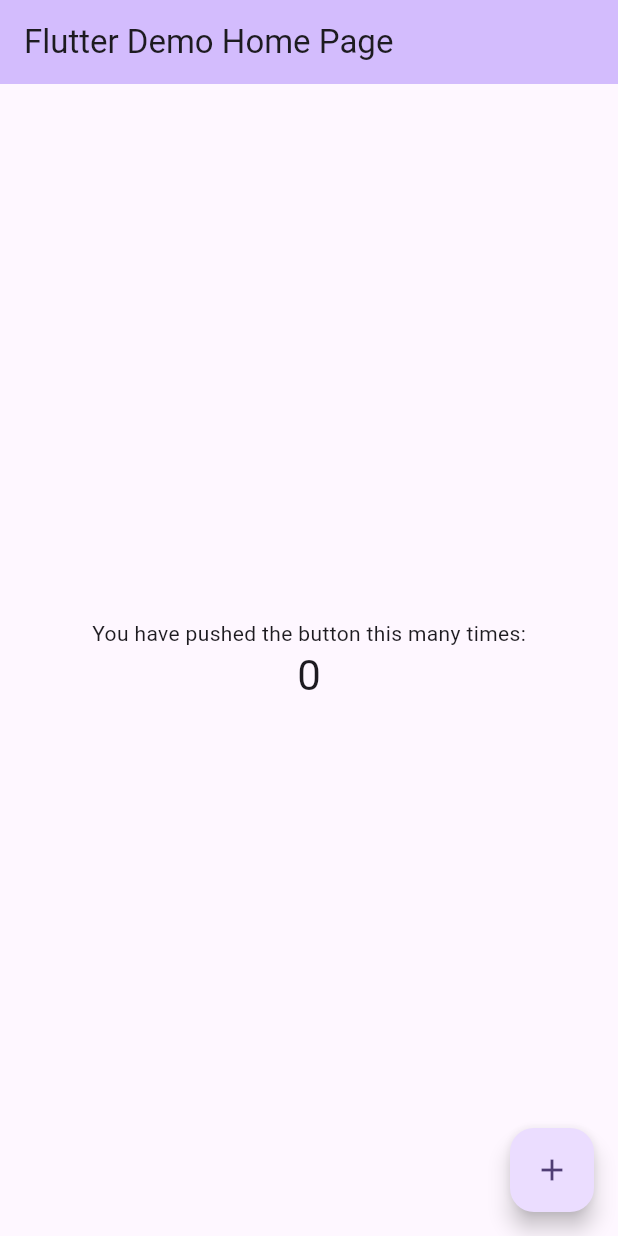
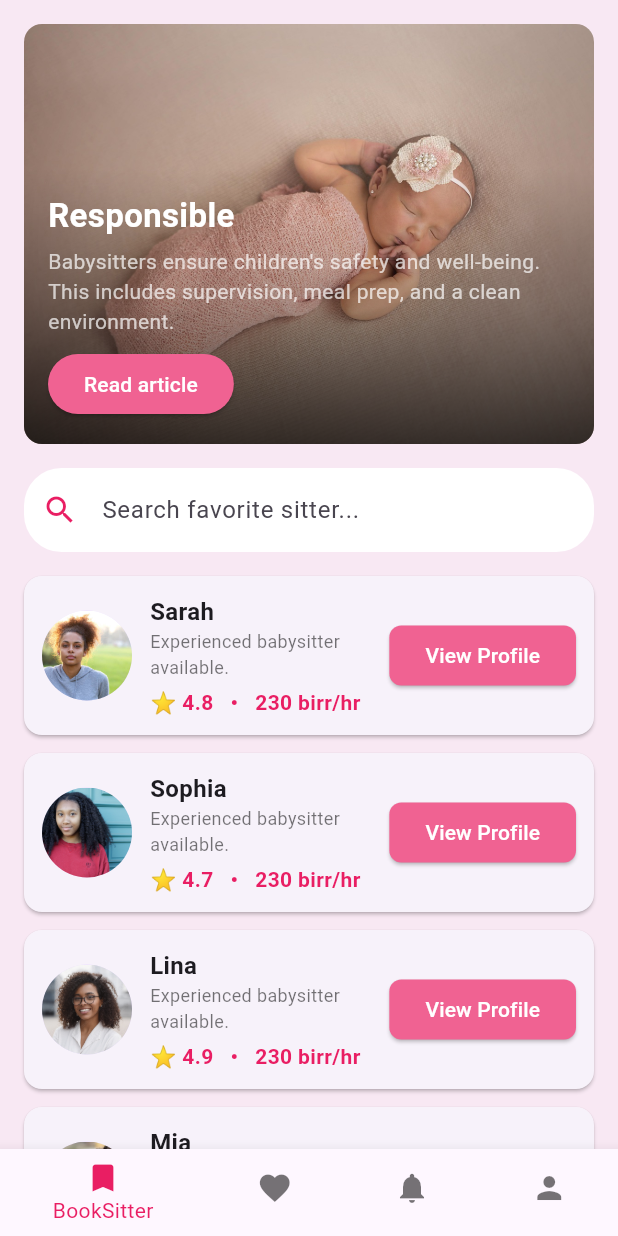
Before and after one commit to Tebibu123321/Tikuretbabysitting, a Flutter app: the screen it shows after launch, on a phone screen of 412 x 824 dp. Run offline on Flutter 3.47's test engine with Material 3 defaults, Android fonts, the light colour scheme and no system bars.

Commit message:
first commit

```diff
--- /dev/null
+++ b/lib/home.dart
@@ -0,0 +1,194 @@
+import 'package:flutter/material.dart';
+
+
+class Home extends StatelessWidget {
+  const Home({super.key});
+
+  @override
+  Widget build(BuildContext context) {
+    return Scaffold(
+      backgroundColor: const Color(0xFFF8E8F3), // Light pink background
+      bottomNavigationBar: _buildBottomNavigationBar(),
+      body: SingleChildScrollView(
+        child: Column(
+          crossAxisAlignment: CrossAxisAlignment.start,
+          children: [
+            _buildHeader(),
+            _buildSearchBar(),
+            _buildSitterList(),
+          ],
+        ),
+      ),
+    );
+  }
+
+  // Header section with baby image and text
+  Widget _buildHeader() {
+  return Padding(
+    padding: const EdgeInsets.all(16.0),
+    child: ClipRRect(
+      borderRadius: BorderRadius.circular(12),
+      child: Stack(
+        alignment: Alignment.bottomLeft,
+        children: [
+          Image.asset(
+            'img/newborn.jpg',
+            fit: BoxFit.cover,
+            width: double.infinity,
+            height: 280,
+          ),
+          Container(
+            width: double.infinity,
+            padding: const EdgeInsets.all(16.0),
+            decoration: BoxDecoration(
+              gradient: LinearGradient(
+                begin: Alignment.bottomCenter,
+                end: Alignment.topCenter,
+                colors: [
+                  Colors.black.withOpacity(0.7),
+                  Colors.black.withOpacity(0.3),
+                  Colors.transparent,
+                ],
+              ),
+            ),
+            child: Column(
+              crossAxisAlignment: CrossAxisAlignment.start,
+              mainAxisSize: MainAxisSize.min,
+              children: [
+                const Text(
+                  "Responsible",
+                  style: TextStyle(
+                    fontSize: 22,
+                    fontWeight: FontWeight.bold,
+                    color: Colors.white,
+                  ),
+                ),
+                const SizedBox(height: 5),
+                const Text(
+                  "Babysitters ensure children's safety and well-being. This includes supervision, meal prep, and a clean environment.",
+                  style: TextStyle(fontSize: 14, color: Colors.white70),
+                ),
+                const SizedBox(height: 8),
+                ElevatedButton(
+                  onPressed: () {},
+                  style: ElevatedButton.styleFrom(
+                    backgroundColor: Colors.pink.shade300,
+                    foregroundColor: Colors.white,
+                  ),
+                  child: const Text("Read article"),
+                ),
+              ],
+            ),
+          ),
+        ],
+      ),
+    ),
+  );
+}
+
+  // Search bar widget
+  Widget _buildSearchBar() {
+    return Padding(
+      padding: const EdgeInsets.symmetric(horizontal: 16.0),
+      child: TextField(
+        decoration: InputDecoration(
+          filled: true,
+          fillColor: Colors.white,
+          prefixIcon: const Icon(Icons.search, color: Colors.pink),
+          hintText: "Search favorite sitter...",
+          border: OutlineInputBorder(
+            borderRadius: BorderRadius.circular(25),
+            borderSide: BorderSide.none,
+          ),
+        ),
+      ),
+    );
+  }
+
+  // Babysitter list
+  Widget _buildSitterList() {
+    List<Map<String, dynamic>> sitters = [
+      {"name": "Sarah", "rating": 4.8, "image": "img/istockphoto-478803372-612x612.jpg"},
+      {"name": "Sophia", "rating": 4.7, "image": "img/SAKARA.jpg"},
+      {"name": "Lina", "rating": 4.9, "image": "img/1000_F_413554591_BQzOaigFwRTgpoXU8WLY6hhQZYzijQek.jpg"},
+      {"name": "Mia", "rating": 4.6, "image": "img/1000_F_72306359_lEjz2CAqkZQVGbZSjSG5mmKDeTbEqRER.jpg"},
+    ];
+
+    return Padding(
+      padding: const EdgeInsets.all(16.0),
+      child: Column(
+        children: sitters.map((sitter) => _buildSitterCard(sitter)).toList(),
+      ),
+    );
+  }
+
+  // Sitter profile card
+  Widget _buildSitterCard(Map<String, dynamic> sitter) {
+  return Card(
+    margin: const EdgeInsets.only(bottom: 12),
+    shape: RoundedRectangleBorder(borderRadius: BorderRadius.circular(12)),
+    child: Padding(
+      padding: const EdgeInsets.all(12.0),
+      child: Row(
+        children: [
+          // Profile Picture
+          CircleAvatar(
+            backgroundImage: AssetImage(sitter["image"]),
+            radius: 30,
+          ),
+          const SizedBox(width: 12),
+
+          // Babysitter Details
+          Expanded(
+            child: Column(
+              crossAxisAlignment: CrossAxisAlignment.start,
+              children: [
+                Text(
+                  sitter["name"],
+                  style: const TextStyle(fontWeight: FontWeight.bold, fontSize: 16),
+                ),
+                const Text(
+                  "Experienced babysitter available.",
+                  style: TextStyle(color: Colors.black54, fontSize: 12),
+                ),
+                const SizedBox(height: 5),
+                Text(
+                  "⭐ ${sitter["rating"]}   •   230 birr/hr",
+                  style: const TextStyle(color: Colors.pink, fontWeight: FontWeight.bold),
+                ),
+              ],
+            ),
+          ),
+
+          // View Profile Button
+          ElevatedButton(
+            onPressed: () {
+              // Add navigation logic if needed
+            },
+            style: ElevatedButton.styleFrom(
+              backgroundColor: Colors.pink.shade300,
+              foregroundColor: Colors.white,
+              shape: RoundedRectangleBorder(borderRadius: BorderRadius.circular(8)),
+            ),
+            child: const Text("View Profile"),
+          ),
+        ],
+      ),
+    ),
+  );
+}
+  // Bottom Navigation Bar
+  Widget _buildBottomNavigationBar() {
+    return BottomNavigationBar(
+      backgroundColor: Colors.white,
+      selectedItemColor: Colors.pink,
+      unselectedItemColor: Colors.black54,
+      items: const [
+        BottomNavigationBarItem(icon: Icon(Icons.bookmark), label: "BookSitter"),
+        BottomNavigationBarItem(icon: Icon(Icons.favorite), label: "Favorite"),
+        BottomNavigationBarItem(icon: Icon(Icons.notifications), label: "Notification"),
+        BottomNavigationBarItem(icon: Icon(Icons.person), label: "Profile"),
+      ],
+    );
+  }
+}
--- a/lib/main.dart
+++ b/lib/main.dart
@@ -1,125 +1,20 @@
 import 'package:flutter/material.dart';
+import 'home.dart';
+
 
 void main() {
   runApp(const MyApp());
 }
 
-class MyApp extends StatelessWidget {
+class MyApp extends StatelessWidget{
   const MyApp({super.key});
 
-  // This widget is the root of your application.
   @override
-  Widget build(BuildContext context) {
-    return MaterialApp(
-      title: 'Flutter Demo',
-      theme: ThemeData(
-        // This is the theme of your application.
-        //
-        // TRY THIS: Try running your application with "flutter run". You'll see
-        // the application has a purple toolbar. Then, without quitting the app,
-        // try changing the seedColor in the colorScheme below to Colors.green
-        // and then invoke "hot reload" (save your changes or press the "hot
-        // reload" button in a Flutter-supported IDE, or press "r" if you used
-        // the command line to start the app).
-        //
-        // Notice that the counter didn't reset back to zero; the application
-        // state is not lost during the reload. To reset the state, use hot
-        // restart instead.
-        //
-        // This works for code too, not just values: Most code changes can be
-        // tested with just a hot reload.
-        colorScheme: ColorScheme.fromSeed(seedColor: Colors.deepPurple),
-        useMaterial3: true,
-      ),
-      home: const MyHomePage(title: 'Flutter Demo Home Page'),
+  Widget build(BuildContext context){
+    return const MaterialApp(
+      // theme: ThemeData()
+      debugShowCheckedModeBanner: false,
+      home: Home(),
     );
   }
 }
-
-class MyHomePage extends StatefulWidget {
-  const MyHomePage({super.key, required this.title});
-
-  // This widget is the home page of your application. It is stateful, meaning
-  // that it has a State object (defined below) that contains fields that affect
-  // how it looks.
-
-  // This class is the configuration for the state. It holds the values (in this
-  // case the title) provided by the parent (in this case the App widget) and
-  // used by the build method of the State. Fields in a Widget subclass are
-  // always marked "final".
-
-  final String title;
-
-  @override
-  State<MyHomePage> createState() => _MyHomePageState();
-}
-
-class _MyHomePageState extends State<MyHomePage> {
-  int _counter = 0;
-
-  void _incrementCounter() {
-    setState(() {
-      // This call to setState tells the Flutter framework that something has
-      // changed in this State, which causes it to rerun the build method below
-      // so that the display can reflect the updated values. If we changed
-      // _counter without calling setState(), then the build method would not be
-      // called again, and so nothing would appear to happen.
-      _counter++;
-    });
-  }
-
-  @override
-  Widget build(BuildContext context) {
-    // This method is rerun every time setState is called, for instance as done
-    // by the _incrementCounter method above.
-    //
-    // The Flutter framework has been optimized to make rerunning build methods
-    // fast, so that you can just rebuild anything that needs updating rather
-    // than having to individually change instances of widgets.
-    return Scaffold(
-      appBar: AppBar(
-        // TRY THIS: Try changing the color here to a specific color (to
-        // Colors.amber, perhaps?) and trigger a hot reload to see the AppBar
-        // change color while the other colors stay the same.
-        backgroundColor: Theme.of(context).colorScheme.inversePrimary,
-        // Here we take the value from the MyHomePage object that was created by
-        // the App.build method, and use it to set our appbar title.
-        title: Text(widget.title),
-      ),
-      body: Center(
-        // Center is a layout widget. It takes a single child and positions it
-        // in the middle of the parent.
-        child: Column(
-          // Column is also a layout widget. It takes a list of children and
-          // arranges them vertically. By default, it sizes itself to fit its
-          // children horizontally, and tries to be as tall as its parent.
-          //
-          // Column has various properties to control how it sizes itself and
-          // how it positions its children. Here we use mainAxisAlignment to
-          // center the children vertically; the main axis here is the vertical
-          // axis because Columns are vertical (the cross axis would be
-          // horizontal).
-          //
-          // TRY THIS: Invoke "debug painting" (choose the "Toggle Debug Paint"
-          // action in the IDE, or press "p" in the console), to see the
-          // wireframe for each widget.
-          mainAxisAlignment: MainAxisAlignment.center,
-          children: <Widget>[
-            const Text(
-              'You have pushed the button this many times:',
-            ),
-            Text(
-              '$_counter',
-              style: Theme.of(context).textTheme.headlineMedium,
-            ),
-          ],
-        ),
-      ),
-      floatingActionButton: FloatingActionButton(
-        onPressed: _incrementCounter,
-        tooltip: 'Increment',
-        child: const Icon(Icons.add),
-      ), // This trailing comma makes auto-formatting nicer for build methods.
-    );
-  }
-}
```
Also changed, not shown: pubspec.yaml (+7 -3 lines), img/1000_F_413554591_BQzOaigFwRTgpoXU8WLY6hhQZYzijQek.jpg (added), img/1000_F_72306359_lEjz2CAqkZQVGbZSjSG5mmKDeTbEqRER.jpg (added), img/SAKARA.jpg (added), img/cutebaby.jpg (added), img/istockphoto-478803372-612x612.jpg (added), img/newborn.jpg (added), pubspec.lock.
